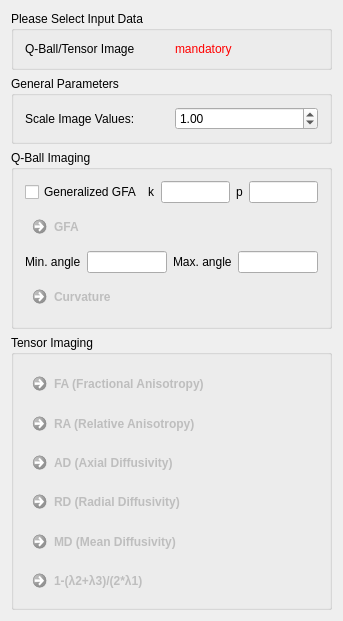
MITK/MITK, file Plugins/org.mitk.gui.qt.diffusionimaging.reconstruction/src/internal/QmitkDiffusionQuantificationViewControls.ui: the form before one commit.
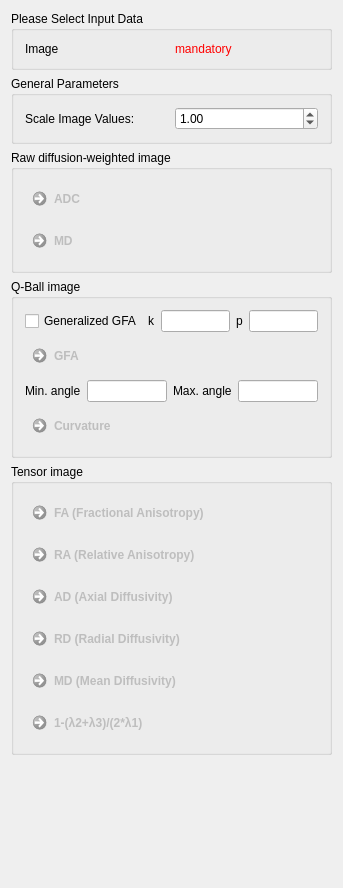
The form after the commit.

Commit message: added adc and md calculation to diffusion quantification view

```diff
--- a/Plugins/org.mitk.gui.qt.diffusionimaging.reconstruction/src/internal/QmitkDiffusionQuantificationViewControls.ui
+++ b/Plugins/org.mitk.gui.qt.diffusionimaging.reconstruction/src/internal/QmitkDiffusionQuantificationViewControls.ui
@@ -7,7 +7,7 @@
     <x>0</x>
     <y>0</y>
     <width>343</width>
-    <height>612</height>
+    <height>888</height>
    </rect>
   </property>
   <property name="minimumSize">
@@ -29,7 +29,7 @@
       <item row="0" column="0">
        <widget class="QLabel" name="label">
         <property name="text">
-         <string>Q-Ball/Tensor Image</string>
+         <string>Image</string>
         </property>
        </widget>
       </item>
@@ -72,10 +72,39 @@
      </layout>
     </widget>
    </item>
+   <item>
+    <widget class="QGroupBox" name="groupBox_3">
+     <property name="title">
+      <string>Raw diffusion-weighted image</string>
+     </property>
+     <layout class="QVBoxLayout" name="verticalLayout_4">
+      <item>
+       <widget class="QCommandLinkButton" name="m_AdcDwiButton">
+        <property name="enabled">
+         <bool>false</bool>
+        </property>
+        <property name="text">
+         <string>ADC</string>
+        </property>
+       </widget>
+      </item>
+      <item>
+       <widget class="QCommandLinkButton" name="m_MdDwiButton">
+        <property name="enabled">
+         <bool>false</bool>
+        </property>
+        <property name="text">
+         <string>MD</string>
+        </property>
+       </widget>
+      </item>
+     </layout>
+    </widget>
+   </item>
    <item>
     <widget class="QGroupBox" name="groupBox">
      <property name="title">
-      <string>Q-Ball Imaging</string>
+      <string>Q-Ball image</string>
      </property>
      <layout class="QVBoxLayout" name="verticalLayout">
       <item>
@@ -210,7 +239,7 @@
    <item>
     <widget class="QGroupBox" name="groupBox_2">
      <property name="title">
-      <string>Tensor Imaging</string>
+      <string>Tensor image</string>
      </property>
      <layout class="QVBoxLayout" name="verticalLayout_3">
       <item>
```
Left out of the diff: 33 changed lines with no effect on the pictures. The commit also changes 5 other files.
